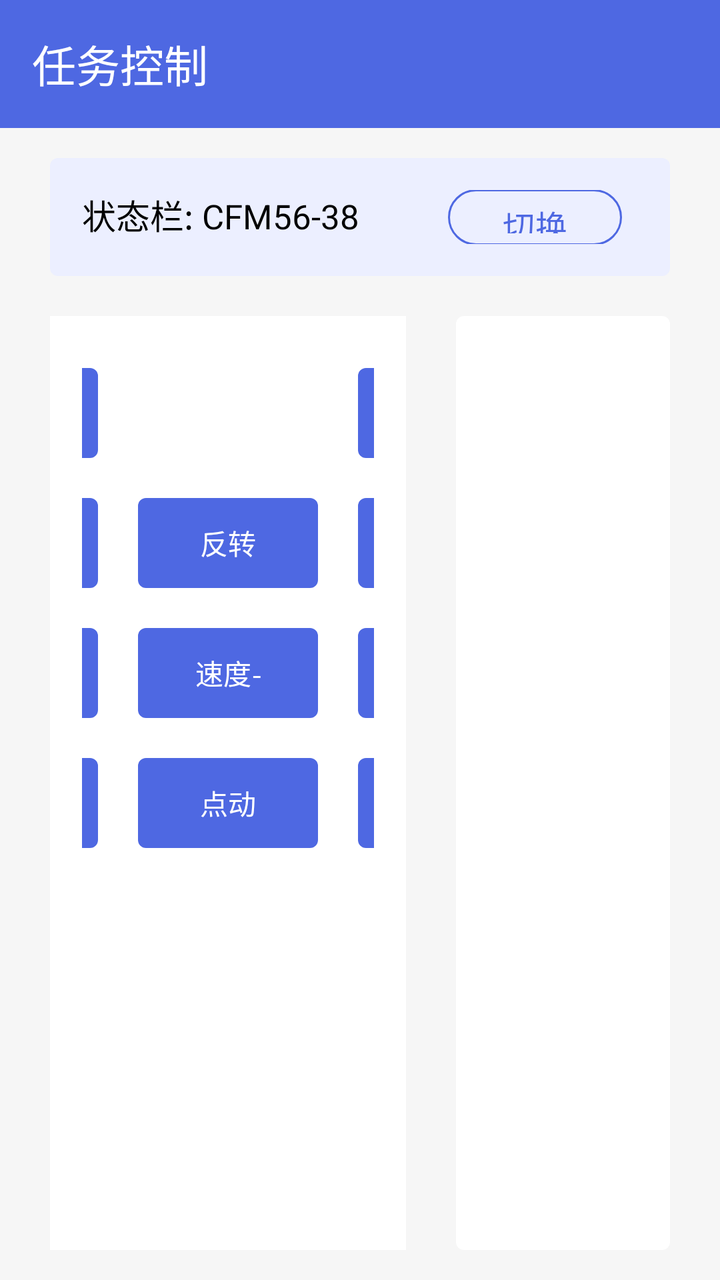
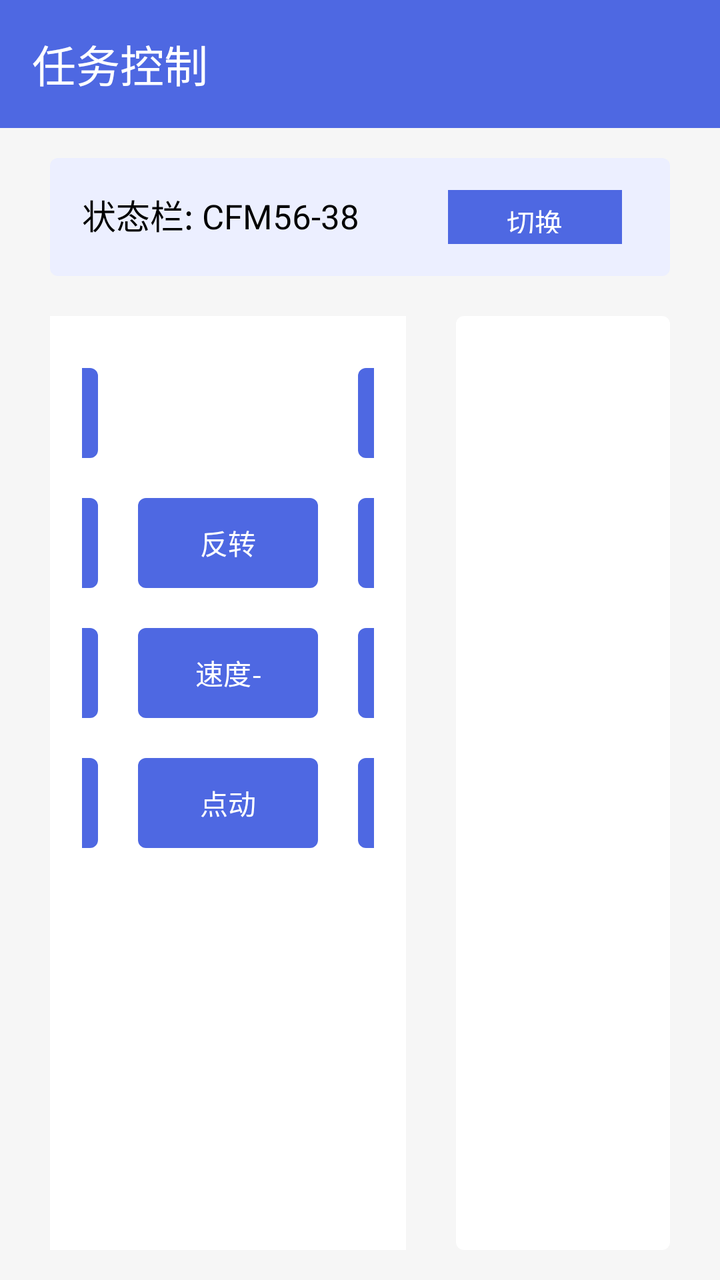

Compare the two renders of this Android layout. The source of the first and the diff that turns it into the second are given below.
<!-- AndroidManifest.xml: another module's application theme Theme.DeviceControl -->
<!-- res/layout/activity_task_control.xml -->
<?xml version="1.0" encoding="utf-8"?>
<androidx.coordinatorlayout.widget.CoordinatorLayout xmlns:android="http://schemas.android.com/apk/res/android"
    xmlns:app="http://schemas.android.com/apk/res-auto"
    android:layout_width="match_parent"
    android:layout_height="match_parent"
    android:background="#F6F6F6">

    
    <com.google.android.material.appbar.AppBarLayout
        android:id="@+id/appBarLayout"
        android:layout_width="match_parent"
        android:layout_height="wrap_content"
        android:theme="@style/ThemeOverlay.Material3.Dark">

        <com.google.android.material.appbar.MaterialToolbar
            android:id="@+id/toolbar"
            android:layout_width="match_parent"
            android:layout_height="?attr/actionBarSize"
            android:background="?attr/colorPrimary"
            app:navigationIconTint="@color/on_primary"
            app:title="任务控制"
            app:titleTextColor="@color/on_primary" />
    </com.google.android.material.appbar.AppBarLayout>

    
    <LinearLayout
        android:layout_width="match_parent"
        android:layout_height="match_parent"
        android:orientation="vertical"
        app:layout_behavior="@string/appbar_scrolling_view_behavior">

        
        <LinearLayout
            android:layout_width="match_parent"
            android:layout_height="59dp"
            android:layout_marginHorizontal="25dp"
            android:layout_marginTop="15dp"
            android:background="@drawable/bg_task_control_top"
            android:gravity="center_vertical"
            android:orientation="horizontal"
            android:padding="@dimen/spacing_medium"
            android:paddingHorizontal="18dp">

            <TextView
                android:id="@+id/tvStatusBar"
                android:layout_width="0dp"
                android:layout_height="wrap_content"
                android:layout_weight="1"
                android:fontFamily="sans-serif"
                android:text="状态栏: CFM56-38 LPC2-20/46 点动 速度: 5分钟/圈"
                android:textColor="@color/color_black"
                android:textSize="17sp" />

            <com.google.android.material.button.MaterialButton
                android:id="@+id/btnSwitchTask"
                style="@style/Widget.Material3.Button.OutlinedButton"
                android:layout_width="@dimen/control_top_button_task_width"
                android:layout_height="@dimen/control_top_button_task_height"
                android:layout_marginEnd="@dimen/spacing_small"
                android:gravity="center"
                android:text="切换任务"
                android:textColor="@color/primary"
                android:textSize="16sp"
                app:backgroundTint="@android:color/transparent"
                app:strokeColor="@color/primary"
                app:strokeWidth="1dp" />

            <TextView
                android:id="@+id/tvTaskIndex"
                android:layout_width="wrap_content"
                android:layout_height="wrap_content"
                android:text="任务: 1/2"
                android:textColor="@color/color_666666"
                android:textSize="16sp"
                android:textStyle="bold"
                android:visibility="gone" />
        </LinearLayout>

        
        <LinearLayout
            android:layout_width="match_parent"
            android:layout_height="0dp"
            android:layout_weight="1"
            android:gravity="center_vertical"
            android:orientation="horizontal"
            android:paddingHorizontal="25dp"
            android:paddingTop="20dp"
            android:paddingBottom="15dp">

            
            <LinearLayout
                android:layout_width="0dp"
                android:layout_height="match_parent"
                android:layout_weight="2.5"
                android:layout_marginEnd="25dp"
                android:background="@drawable/bg_task_control_bottom"
                android:orientation="vertical">

                <androidx.core.widget.NestedScrollView
                    android:layout_width="match_parent"
                    android:layout_height="match_parent"
                    android:fillViewport="true">

                    <com.google.android.material.card.MaterialCardView
                        android:layout_width="match_parent"
                        android:layout_height="wrap_content"
                        app:cardCornerRadius="0dp"
                        app:cardBackgroundColor="@null"
                        app:cardElevation="0dp"
                        app:strokeWidth="0dp">

                        <LinearLayout
                            android:layout_width="wrap_content"
                            android:layout_height="wrap_content"
                            android:gravity="center"
                            android:orientation="vertical"
                            android:padding="@dimen/spacing_medium">

                            
                            <LinearLayout
                                android:layout_width="wrap_content"
                                android:layout_height="wrap_content"
                                android:gravity="center"
                                android:orientation="horizontal">

                                <Button
                                    android:id="@+id/btnStartPause"
                                    android:layout_width="@dimen/control_button_size"
                                    android:layout_height="@dimen/control_button_height"
                                    android:layout_margin="@dimen/control_button_margin"
                                    android:text="@string/start"
                                    android:textSize="14sp"
                                    android:background="@drawable/selector_control_button"
                                    android:textColor="@color/selector_control_button_text"
                                    android:textAllCaps="false" />

                                
                                <View
                                    android:layout_width="@dimen/control_button_size"
                                    android:layout_height="@dimen/control_button_height"
                                    android:layout_margin="@dimen/control_button_margin" />

                                <Button
                                    android:id="@+id/btnPause"
                                    android:layout_width="@dimen/control_button_size"
                                    android:layout_height="@dimen/control_button_height"
                                    android:layout_margin="@dimen/control_button_margin"
                                    android:text="@string/pause"
                                    android:textSize="14sp"
                                    android:background="@drawable/selector_control_button"
                                    android:textColor="@color/selector_control_button_text"
                                    android:textAllCaps="false" />
                            </LinearLayout>

                            
                            <LinearLayout
                                android:layout_width="wrap_content"
                                android:layout_height="wrap_content"
                                android:gravity="center"
                                android:orientation="horizontal">

                                <Button
                                    android:id="@+id/btnForward"
                                    android:layout_width="@dimen/control_button_size"
                                    android:layout_height="@dimen/control_button_height"
                                    android:layout_margin="@dimen/control_button_margin"
                                    android:text="@string/forward"
                                    android:textSize="14sp"
                                    android:background="@drawable/selector_control_button"
                                    android:textColor="@color/selector_control_button_text"
                                    android:textAllCaps="false" />

                                <Button
                                    android:id="@+id/btnReverse"
                                    android:layout_width="@dimen/control_button_size"
                                    android:layout_height="@dimen/control_button_height"
                                    android:layout_margin="@dimen/control_button_margin"
                                    android:text="@string/reverse"
                                    android:textSize="14sp"
                                    android:background="@drawable/selector_control_button"
                                    android:textColor="@color/selector_control_button_text"
                                    android:textAllCaps="false" />

                                <Button
                                    android:id="@+id/btnPhoto"
                                    android:layout_width="@dimen/control_button_size"
                                    android:layout_height="@dimen/control_button_height"
                                    android:layout_margin="@dimen/control_button_margin"
                                    android:text="@string/photo"
                                    android:textSize="14sp"
                                    android:background="@drawable/selector_control_button"
                                    android:textColor="@color/selector_control_button_text"
                                    android:textAllCaps="false" />
                            </LinearLayout>

                            
                            <LinearLayout
                                android:layout_width="wrap_content"
                                android:layout_height="wrap_content"
                                android:gravity="center"
                                android:orientation="horizontal">

                                <Button
                                    android:id="@+id/btnSpeedPlus"
                                    android:layout_width="@dimen/control_button_size"
                                    android:layout_height="@dimen/control_button_height"
                                    android:layout_margin="@dimen/control_button_margin"
                                    android:text="@string/speed_plus"
                                    android:textSize="14sp"
                                    android:background="@drawable/selector_control_button"
                                    android:textColor="@color/selector_control_button_text"
                                    android:textAllCaps="false" />

                                <Button
                                    android:id="@+id/btnSpeedMinus"
                                    android:layout_width="@dimen/control_button_size"
                                    android:layout_height="@dimen/control_button_height"
                                    android:layout_margin="@dimen/control_button_margin"
                                    android:text="@string/speed_minus"
                                    android:textSize="14sp"
                                    android:background="@drawable/selector_control_button"
                                    android:textColor="@color/selector_control_button_text"
                                    android:textAllCaps="false" />

                                <Button
                                    android:id="@+id/btnAddRecord"
                                    android:layout_width="@dimen/control_button_size"
                                    android:layout_height="@dimen/control_button_height"
                                    android:layout_margin="@dimen/control_button_margin"
                                    android:text="@string/record"
                                    android:textSize="14sp"
                                    android:background="@drawable/selector_control_button"
                                    android:textColor="@color/selector_control_button_text"
                                    android:textAllCaps="false" />
                            </LinearLayout>

                            
                            <LinearLayout
                                android:layout_width="wrap_content"
                                android:layout_height="wrap_content"
                                android:gravity="center"
                                android:orientation="horizontal">

                                <Button
                                    android:id="@+id/btnContinuous"
                                    android:layout_width="@dimen/control_button_size"
                                    android:layout_height="@dimen/control_button_height"
                                    android:layout_margin="@dimen/control_button_margin"
                                    android:text="@string/continuous"
                                    android:textSize="14sp"
                                    android:background="@drawable/selector_control_button"
                                    android:textColor="@color/selector_control_button_text"
                                    android:textAllCaps="false" />

                                <Button
                                    android:id="@+id/btnJog"
                                    android:layout_width="@dimen/control_button_size"
                                    android:layout_height="@dimen/control_button_height"
                                    android:layout_margin="@dimen/control_button_margin"
                                    android:text="@string/jog"
                                    android:textSize="14sp"
                                    android:background="@drawable/selector_control_button"
                                    android:textColor="@color/selector_control_button_text"
                                    android:textAllCaps="false" />

                                <Button
                                    android:id="@+id/btnSettings"
                                    android:layout_width="@dimen/control_button_size"
                                    android:layout_height="@dimen/control_button_height"
                                    android:layout_margin="@dimen/control_button_margin"
                                    android:text="@string/settings"
                                    android:textSize="14sp"
                                    android:background="@drawable/selector_control_button"
                                    android:textColor="@color/selector_control_button_text"
                                    android:textAllCaps="false" />
                            </LinearLayout>
                        </LinearLayout>
                    </com.google.android.material.card.MaterialCardView>
                </androidx.core.widget.NestedScrollView>

            </LinearLayout>


            
            <LinearLayout
                android:layout_width="0dp"
                android:layout_height="match_parent"
                android:layout_weight="1.5"
                android:background="@drawable/bg_task_control_bottom"
                android:orientation="vertical"
                android:paddingHorizontal="18dp">

                
                <androidx.recyclerview.widget.RecyclerView
                    android:id="@+id/rvRecords"
                    android:layout_width="match_parent"
                    android:paddingTop="16dp"
                    android:layout_height="match_parent"
                    android:clipToPadding="false" />
            </LinearLayout>
        </LinearLayout>
    </LinearLayout>

</androidx.coordinatorlayout.widget.CoordinatorLayout>
<!-- resources referenced by this layout -->
<resources>
  <color name="color_666666">#666666</color>
  <color name="color_black">#000000</color>
  <color name="on_primary">#FFFFFF</color>
  <color name="primary">#4E68E2</color>
  <dimen name="control_button_height">45dp</dimen>
  <dimen name="control_button_margin">10dp</dimen>
  <dimen name="control_button_size">90dp</dimen>
  <dimen name="control_top_button_task_height">36dp</dimen>
  <dimen name="control_top_button_task_width">87dp</dimen>
  <dimen name="spacing_medium">16dp</dimen>
  <dimen name="spacing_small">8dp</dimen>
  <!-- drawable bg_task_control_bottom (drawable) -->
  <?xml version="1.0" encoding="utf-8"?>
  <shape xmlns:android="http://schemas.android.com/apk/res/android"
      android:shape="rectangle">
      <solid android:color="@color/color_white" />
      <corners android:radius="@dimen/control_top_button_corner" />
  </shape>
  <!-- drawable bg_task_control_top (drawable) -->
  <?xml version="1.0" encoding="utf-8"?>
  <shape xmlns:android="http://schemas.android.com/apk/res/android"
      android:shape="rectangle">
      <solid android:color="@color/on_surface_variant_new" />
      <corners android:radius="@dimen/control_top_button_corner" />
  </shape>
  <!-- drawable selector_control_button (drawable) -->
  <?xml version="1.0" encoding="utf-8"?>
  <selector xmlns:android="http://schemas.android.com/apk/res/android">
      <item android:state_enabled="false" android:drawable="@drawable/bg_control_button_inactive" />
      <item android:drawable="@drawable/bg_control_button_active" />
  </selector>
  <string name="continuous">连续</string>
  <string name="forward">正转</string>
  <string name="jog">点动</string>
  <string name="pause">暂停</string>
  <string name="photo">拍照</string>
  <string name="record">记录</string>
  <string name="reverse">反转</string>
  <string name="settings">设置</string>
  <string name="speed_minus">速度-</string>
  <string name="speed_plus">速度+</string>
  <string name="start">启动</string>
  <color name="color_white">#ffffff</color>
  <dimen name="control_top_button_corner">4dp</dimen>
  <color name="on_surface_variant_new">#ECEFFF</color>
  <!-- drawable bg_control_button_inactive (drawable) -->
  <?xml version="1.0" encoding="utf-8"?>
  <shape xmlns:android="http://schemas.android.com/apk/res/android"
      android:shape="rectangle">
      <solid android:color="#E4E4E4" />
      <corners android:radius="4dp" />
  </shape>
  <!-- drawable bg_control_button_active (drawable) -->
  <?xml version="1.0" encoding="utf-8"?>
  <shape xmlns:android="http://schemas.android.com/apk/res/android"
      android:shape="rectangle">
      <gradient
          android:angle="270"
          android:startColor="#F38D4C"
          android:endColor="#D97130"
          android:type="linear" />
      <corners android:radius="4dp" />
  </shape>
  <color name="primary_container">#EADDFF</color>
  <color name="on_primary_container">#21005D</color>
  <color name="secondary">#625B71</color>
  <color name="on_secondary">#FFFFFF</color>
  <color name="secondary_container">#E8DEF8</color>
  <color name="on_secondary_container">#1D192B</color>
  <color name="tertiary">#7D5260</color>
  <color name="on_tertiary">#FFFFFF</color>
  <color name="tertiary_container">#FFD8E4</color>
  <color name="on_tertiary_container">#31111D</color>
  <color name="error">#BA1A1A</color>
  <color name="on_error">#FFFFFF</color>
  <color name="error_container">#FFDAD6</color>
  <color name="on_error_container">#410002</color>
  <color name="background">#FFFBFE</color>
  <color name="on_background">#1C1B1F</color>
  <color name="surface">#FFFBFE</color>
  <color name="on_surface">#1C1B1F</color>
  <color name="surface_variant">#E7E0EC</color>
  <color name="on_surface_variant">#49454F</color>
  <!-- unchanged entries left out for length: 1 -->
</resources>

<!-- the commit's change to res/layout/activity_task_control.xml (unified diff, before → after) -->
@@ -16,7 +16,7 @@
             android:id="@+id/toolbar"
             android:layout_width="match_parent"
             android:layout_height="?attr/actionBarSize"
-            android:background="?attr/colorPrimary"
+            android:background="@color/primary"
             app:navigationIconTint="@color/on_primary"
             app:title="任务控制"
             app:titleTextColor="@color/on_primary" />
@@ -51,19 +51,17 @@
                 android:textColor="@color/color_black"
                 android:textSize="17sp" />
 
-            <com.google.android.material.button.MaterialButton
+            <Button
                 android:id="@+id/btnSwitchTask"
-                style="@style/Widget.Material3.Button.OutlinedButton"
                 android:layout_width="@dimen/control_top_button_task_width"
                 android:layout_height="@dimen/control_top_button_task_height"
                 android:layout_marginEnd="@dimen/spacing_small"
+                android:text="切换任务"
                 android:gravity="center"
-                android:text="切换任务"
-                android:textColor="@color/primary"
-                android:textSize="16sp"
-                app:backgroundTint="@android:color/transparent"
-                app:strokeColor="@color/primary"
-                app:strokeWidth="1dp" />
+                android:textColor="@color/white"
+                android:textSize="14sp"
+                android:background="@drawable/bg_switch_task_button"
+                android:textAllCaps="false" />
 
             <TextView
                 android:id="@+id/tvTaskIndex"
<!-- resource entries referenced after the edit -->
@@ -4,6 +4,7 @@
   <color name="color_black">#000000</color>
   <color name="on_primary">#FFFFFF</color>
   <color name="primary">#4E68E2</color>
+  <color name="white">#FFFFFF</color>
   <dimen name="control_button_height">45dp</dimen>
   <dimen name="control_button_margin">10dp</dimen>
   <dimen name="control_button_size">90dp</dimen>
@@ -11,6 +12,13 @@
   <dimen name="control_top_button_task_width">87dp</dimen>
   <dimen name="spacing_medium">16dp</dimen>
   <dimen name="spacing_small">8dp</dimen>
+  <!-- drawable bg_switch_task_button (drawable) -->
+  <?xml version="1.0" encoding="utf-8"?>
+  <shape xmlns:android="http://schemas.android.com/apk/res/android"
+      android:shape="rectangle">
+      <solid android:color="#4E68E2" />
+      <corners android:radius="4dp" />
+  </shape>
   <!-- drawable bg_task_control_bottom (drawable) -->
   <?xml version="1.0" encoding="utf-8"?>
   <shape xmlns:android="http://schemas.android.com/apk/res/android"
